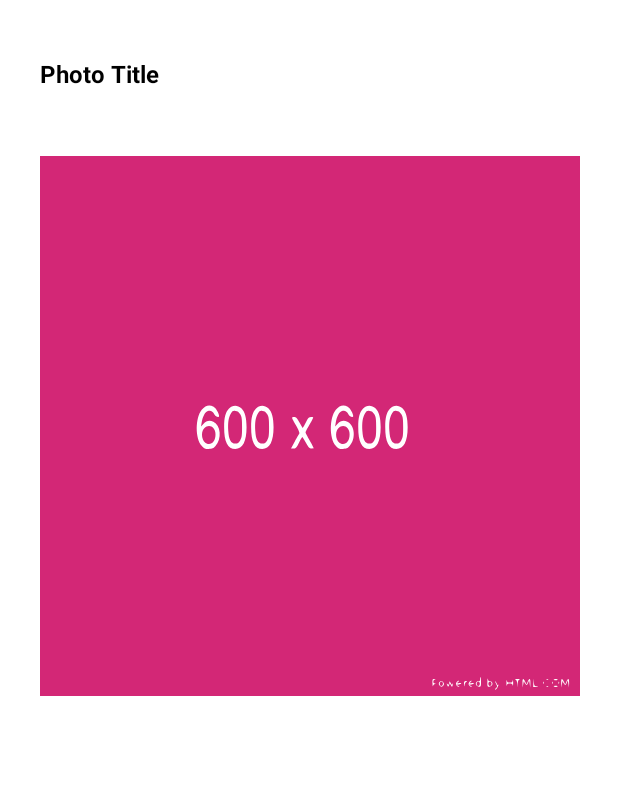
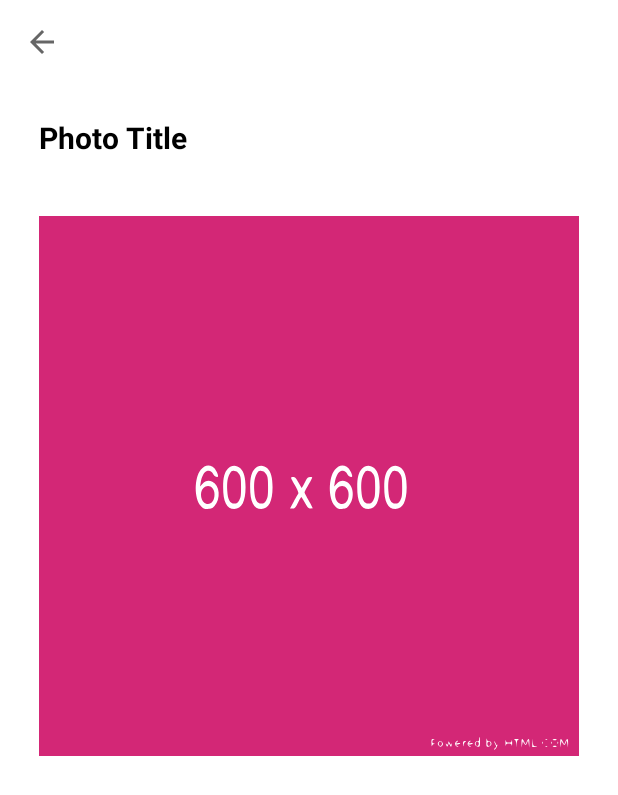
Before and after one commit to edwardburgos/PhotosApp, an Android app: the layout fragment_detail.xml on its own in the app's theme, with its tools: preview values and no code run, on a phone screen of 412 x 824 dp. Shown: the top 795 px of the screen. Run offline under Robolectric (Android 15) with nearby library versions, the phone set to English and light mode, and no system bars.

Commit message:
improved styles and minSdk updated to 23

```diff
--- a/app/build.gradle
+++ b/app/build.gradle
@@ -11,7 +11,7 @@ android {
 
     defaultConfig {
         applicationId "com.example.photosapp"
-        minSdk 21
+        minSdk 23
         targetSdk 32
         versionCode 1
         versionName "1.0"
--- /dev/null
+++ b/app/src/main/res/drawable/ic_baseline_arrow_back_24.xml
@@ -0,0 +1,11 @@
+<vector xmlns:android="http://schemas.android.com/apk/res/android"
+    android:width="24dp"
+    android:height="24dp"
+    android:viewportWidth="24"
+    android:viewportHeight="24"
+    android:tint="?attr/colorControlNormal"
+    android:autoMirrored="true">
+  <path
+      android:fillColor="@android:color/white"
+      android:pathData="M20,11H7.83l5.59,-5.59L12,4l-8,8 8,8 1.41,-1.41L7.83,13H20v-2z"/>
+</vector>
--- a/app/src/main/res/layout/fragment_detail.xml
+++ b/app/src/main/res/layout/fragment_detail.xml
@@ -4,22 +4,41 @@
     xmlns:tools="http://schemas.android.com/tools">
 
     <data>
+
         <variable
             name="viewModel"
             type="com.example.photosapp.detail.DetailViewModel" />
     </data>
 
+    <androidx.coordinatorlayout.widget.CoordinatorLayout
+        android:layout_width="match_parent"
+        android:layout_height="match_parent">
+
+        <com.google.android.material.appbar.AppBarLayout
+            android:id="@+id/appBarLayout"
+            android:layout_width="match_parent"
+            android:layout_height="wrap_content"
+            app:elevation="0dp">
+
+            <com.google.android.material.appbar.MaterialToolbar
+                android:id="@+id/topAppBar"
+                android:layout_width="match_parent"
+                android:layout_height="?attr/actionBarSize"
+                android:background="@color/white"
+                app:elevation="0dp"
+                app:navigationIcon="@drawable/ic_baseline_arrow_back_24"
+                app:titleTextColor="@color/black" />
+        </com.google.android.material.appbar.AppBarLayout>
+
         <androidx.constraintlayout.widget.ConstraintLayout
             android:layout_width="match_parent"
-        android:layout_height="match_parent"
-        android:paddingStart="@dimen/size_16"
-        android:paddingTop="@dimen/size_16"
-        android:paddingEnd="@dimen/size_16">
+            android:layout_height="match_parent">
 
             <androidx.recyclerview.widget.RecyclerView
                 android:id="@+id/photos_snap"
-            android:layout_width="@dimen/size_0"
-            android:layout_height="@dimen/size_0"
+                android:layout_width="0dp"
+                android:layout_height="0dp"
+                android:layout_marginTop="56dp"
                 android:clipToPadding="false"
                 android:orientation="horizontal"
                 android:paddingTop="@dimen/size_6"
@@ -43,4 +62,5 @@
                 app:layout_constraintTop_toTopOf="parent" />
 
         </androidx.constraintlayout.widget.ConstraintLayout>
+    </androidx.coordinatorlayout.widget.CoordinatorLayout>
 </layout>
--- a/app/src/main/res/layout/photo_extended_item.xml
+++ b/app/src/main/res/layout/photo_extended_item.xml
@@ -17,12 +17,12 @@
             android:id="@+id/property_type_text"
             android:layout_width="@dimen/size_360"
             android:layout_height="@dimen/size_50"
-            android:layout_marginStart="@dimen/size_16"
-            android:layout_marginTop="@dimen/size_16"
-            android:layout_marginEnd="@dimen/size_16"
+            android:layout_marginStart="20dp"
+            android:layout_marginTop="16dp"
+            android:layout_marginEnd="20dp"
             android:text="@{photo.title}"
             android:textColor="@color/black"
-            android:textSize="@dimen/normal_letter"
+            android:textSize="@dimen/big_letter"
             android:textStyle="bold"
             app:layout_constraintEnd_toEndOf="parent"
             app:layout_constraintHorizontal_bias="0.473"
@@ -34,9 +34,9 @@
             android:id="@+id/imageView"
             android:layout_width="@dimen/size_360"
             android:layout_height="@dimen/size_360"
-            android:layout_marginStart="@dimen/size_16"
-            android:layout_marginTop="@dimen/size_16"
-            android:layout_marginEnd="@dimen/size_16"
+            android:layout_marginStart="20dp"
+            android:layout_marginTop="16dp"
+            android:layout_marginEnd="20dp"
             app:imageUrl="@{photo.url}"
             app:layout_constraintEnd_toEndOf="parent"
             app:layout_constraintHorizontal_bias="0.473"
--- a/app/src/main/res/values-night/themes.xml
+++ b/app/src/main/res/values-night/themes.xml
@@ -1,6 +1,6 @@
 <resources xmlns:tools="http://schemas.android.com/tools">
     <!-- Base application theme. -->
-    <style name="Theme.PhotosApp" parent="Theme.MaterialComponents.DayNight.DarkActionBar">
+    <style name="Theme.PhotosApp" parent="Theme.MaterialComponents.DayNight.NoActionBar">
         <!-- Primary brand color. -->
         <item name="colorPrimary">@color/purple_200</item>
         <item name="colorPrimaryVariant">@color/purple_700</item>
@@ -10,7 +10,8 @@
         <item name="colorSecondaryVariant">@color/teal_200</item>
         <item name="colorOnSecondary">@color/black</item>
         <!-- Status bar color. -->
-        <item name="android:statusBarColor" tools:targetApi="l">?attr/colorPrimaryVariant</item>
+        <item name="android:statusBarColor" tools:targetApi="l">@color/black</item>
+        <item name="android:windowLightStatusBar">true</item>
         <!-- Customize your theme here. -->
     </style>
 </resources>
--- a/app/src/main/res/values/dimens.xml
+++ b/app/src/main/res/values/dimens.xml
@@ -13,6 +13,7 @@
     <dimen name="size_20">20dp</dimen>
     <dimen name="size_50">50dp</dimen>
     <dimen name="size_100">100dp</dimen>
+    <dimen name="size_304">304dp</dimen>
     <dimen name="size_312">312dp</dimen>
     <dimen name="size_360">360dp</dimen>
     <dimen name="size_400">400dp</dimen>
--- a/app/src/main/res/values/strings.xml
+++ b/app/src/main/res/values/strings.xml
@@ -1,5 +1,5 @@
 <resources>
-    <string name="app_name">PhotosApp</string>
+    <string name="app_name">Photos App</string>
     <string name="photo_title">Photo Title</string>
     <string name="view_all">View All</string>
 </resources>
--- a/app/src/main/res/values/themes.xml
+++ b/app/src/main/res/values/themes.xml
@@ -1,6 +1,6 @@
 <resources xmlns:tools="http://schemas.android.com/tools">
     <!-- Base application theme. -->
-    <style name="Theme.PhotosApp" parent="Theme.MaterialComponents.DayNight.DarkActionBar">
+    <style name="Theme.PhotosApp" parent="Theme.MaterialComponents.DayNight.NoActionBar">
         <!-- Primary brand color. -->
         <item name="colorPrimary">@color/purple_500</item>
         <item name="colorPrimaryVariant">@color/purple_700</item>
@@ -10,7 +10,8 @@
         <item name="colorSecondaryVariant">@color/teal_700</item>
         <item name="colorOnSecondary">@color/black</item>
         <!-- Status bar color. -->
-        <item name="android:statusBarColor" tools:targetApi="l">?attr/colorPrimaryVariant</item>
+        <item name="android:statusBarColor" tools:targetApi="l">@color/white</item>
+        <item name="android:windowLightStatusBar">true</item>
         <!-- Customize your theme here. -->
     </style>
 </resources>
```
Also changed, not shown: app/src/main/java/com/example/photosapp/MainActivity.kt (+0 -11 lines), app/src/main/java/com/example/photosapp/detail/DetailFragment.kt (+7 -7 lines), app/src/main/res/layout/fragment_overview.xml (+28 -5 lines), app/src/main/res/layout/photo_item.xml (+6 -9 lines), app/src/main/res/layout/photo_item_optional.xml (+5 -4 lines). Lines whose indentation alone changed are shown as unchanged.
